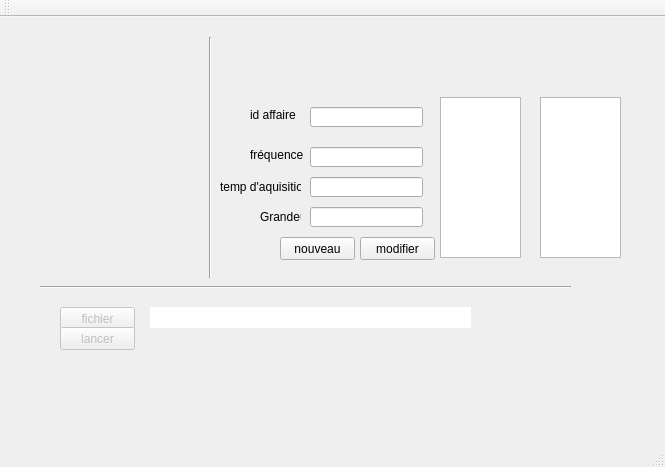
Before: the Qt Designer form parti kylian/QtWidgetsApplication1/QtWidgetsApplication1.ui in Woulfty/Projet_Verin, drawn with Qt 5.
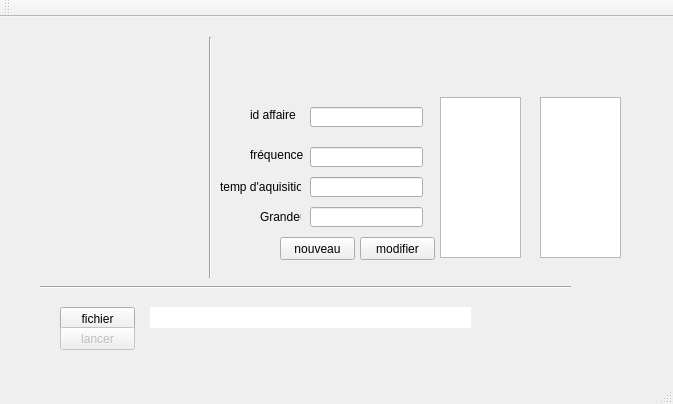
After: the same form once the commit is applied.

The edit to the form file:
```diff
--- a/parti kylian/QtWidgetsApplication1/QtWidgetsApplication1.ui
+++ b/parti kylian/QtWidgetsApplication1/QtWidgetsApplication1.ui
@@ -9,8 +9,8 @@
    <rect>
     <x>0</x>
     <y>0</y>
-    <width>665</width>
-    <height>467</height>
+    <width>673</width>
+    <height>404</height>
    </rect>
   </property>
   <property name="windowTitle">
@@ -19,7 +19,7 @@
   <widget class="QWidget" name="centralWidget">
    <widget class="QPushButton" name="slectefile">
     <property name="enabled">
-     <bool>false</bool>
+     <bool>true</bool>
     </property>
     <property name="geometry">
      <rect>
```
Left out of the diff: 109 changed lines with no effect on the pictures.
